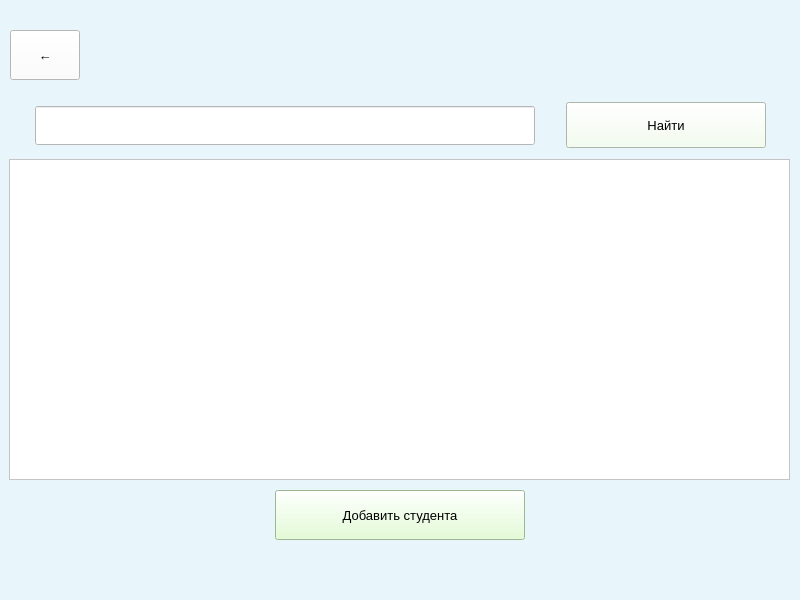
andrei-229/valanter_app, file qt/only_add.ui: the form before one commit.
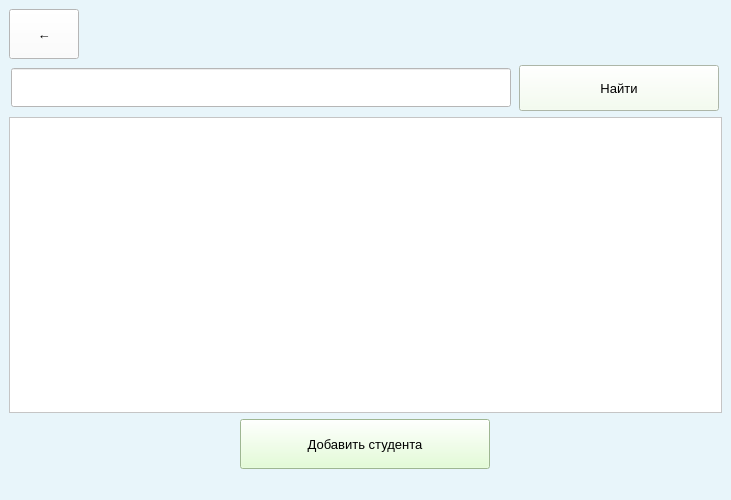
The form after the commit.

Diff of the .ui file:
```diff
--- a/qt/only_add.ui
+++ b/qt/only_add.ui
@@ -6,20 +6,20 @@
    <rect>
     <x>0</x>
     <y>0</y>
-    <width>800</width>
-    <height>600</height>
+    <width>731</width>
+    <height>500</height>
    </rect>
   </property>
   <property name="minimumSize">
    <size>
-    <width>800</width>
-    <height>600</height>
+    <width>731</width>
+    <height>500</height>
    </size>
   </property>
   <property name="maximumSize">
    <size>
-    <width>800</width>
-    <height>600</height>
+    <width>731</width>
+    <height>500</height>
    </size>
   </property>
   <property name="windowTitle">
@@ -29,15 +29,8 @@
    <string notr="true">background-color: rgb(232, 245, 250);</string>
   </property>
   <widget class="QWidget" name="centralwidget">
-   <widget class="QWidget" name="horizontalLayoutWidget">
-    <property name="geometry">
-     <rect>
-      <x>10</x>
-      <y>20</y>
-      <width>781</width>
-      <height>71</height>
-     </rect>
-    </property>
+   <layout class="QVBoxLayout" name="verticalLayout_2">
+    <item>
     <layout class="QHBoxLayout" name="horizontalLayout_9">
      <item>
       <widget class="QPushButton" name="back_but">
@@ -80,16 +73,8 @@
       </spacer>
      </item>
     </layout>
-   </widget>
-   <widget class="QWidget" name="horizontalLayoutWidget_2">
-    <property name="geometry">
-     <rect>
-      <x>10</x>
-      <y>90</y>
-      <width>781</width>
-      <height>71</height>
-     </rect>
-    </property>
+    </item>
+    <item>
     <layout class="QHBoxLayout" name="horizontalLayout_10">
      <item>
       <widget class="QLineEdit" name="input_name">
@@ -143,16 +128,8 @@
       </widget>
      </item>
     </layout>
-   </widget>
-   <widget class="QWidget" name="verticalLayoutWidget">
-    <property name="geometry">
-     <rect>
-      <x>9</x>
-      <y>159</y>
-      <width>781</width>
-      <height>321</height>
-     </rect>
-    </property>
+    </item>
+    <item>
     <layout class="QVBoxLayout" name="verticalLayout">
      <item>
       <widget class="QTableWidget" name="table_students">
@@ -162,16 +139,8 @@
       </widget>
      </item>
     </layout>
-   </widget>
-   <widget class="QWidget" name="horizontalLayoutWidget_3">
-    <property name="geometry">
-     <rect>
-      <x>10</x>
-      <y>480</y>
-      <width>781</width>
-      <height>71</height>
-     </rect>
-    </property>
+    </item>
+    <item>
     <layout class="QHBoxLayout" name="horizontalLayout_11">
      <item>
       <widget class="QPushButton" name="add_btn">
@@ -201,7 +170,8 @@
       </widget>
      </item>
     </layout>
-   </widget>
+    </item>
+   </layout>
   </widget>
   <widget class="QMenuBar" name="menubar">
    <property name="geometry">
```
Left out of the diff: 2 changed lines with no effect on the pictures. Lines whose indentation alone changed are shown as unchanged.
